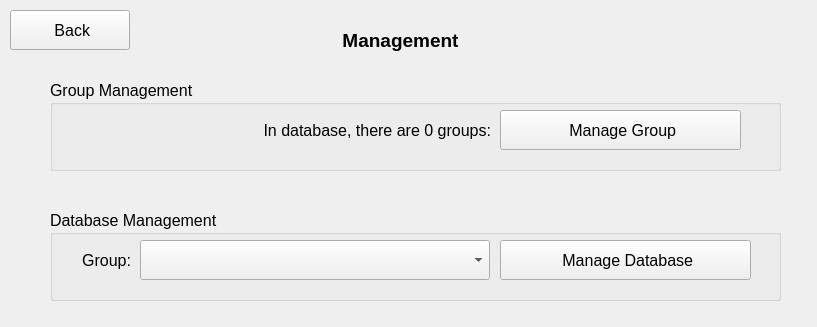
Before: the Qt Designer form resource/view_controller/select_manage_form/View.ui in muysengly/repo_attendance_system, drawn with Qt 5.
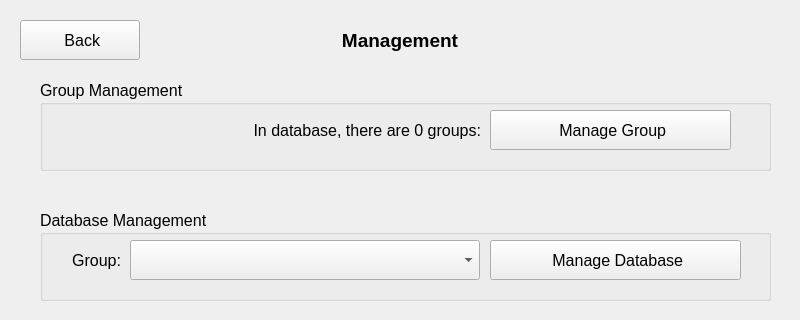
After: the same form once the commit is applied.

What changed in the file:
```diff
--- a/resource/view_controller/select_manage_form/View.ui
+++ b/resource/view_controller/select_manage_form/View.ui
@@ -6,10 +6,22 @@
    <rect>
     <x>0</x>
     <y>0</y>
-    <width>817</width>
-    <height>327</height>
+    <width>800</width>
+    <height>320</height>
    </rect>
   </property>
+  <property name="minimumSize">
+   <size>
+    <width>800</width>
+    <height>320</height>
+   </size>
+  </property>
+  <property name="maximumSize">
+   <size>
+    <width>800</width>
+    <height>320</height>
+   </size>
+  </property>
   <property name="windowTitle">
    <string>MainWindow</string>
   </property>
@@ -19,7 +31,7 @@
      <rect>
       <x>170</x>
       <y>20</y>
-      <width>461</width>
+      <width>460</width>
       <height>40</height>
      </rect>
     </property>
@@ -40,8 +52,8 @@
    <widget class="QPushButton" name="pushButton_back">
     <property name="geometry">
      <rect>
-      <x>10</x>
-      <y>10</y>
+      <x>20</x>
+      <y>20</y>
       <width>120</width>
       <height>40</height>
      </rect>
@@ -58,7 +70,7 @@
    <widget class="QGroupBox" name="groupBox">
     <property name="geometry">
      <rect>
-      <x>50</x>
+      <x>40</x>
       <y>80</y>
       <width>731</width>
       <height>91</height>
@@ -115,7 +127,7 @@
    <widget class="QGroupBox" name="groupBox_2">
     <property name="geometry">
      <rect>
-      <x>50</x>
+      <x>40</x>
       <y>210</y>
       <width>731</width>
       <height>91</height>
```
